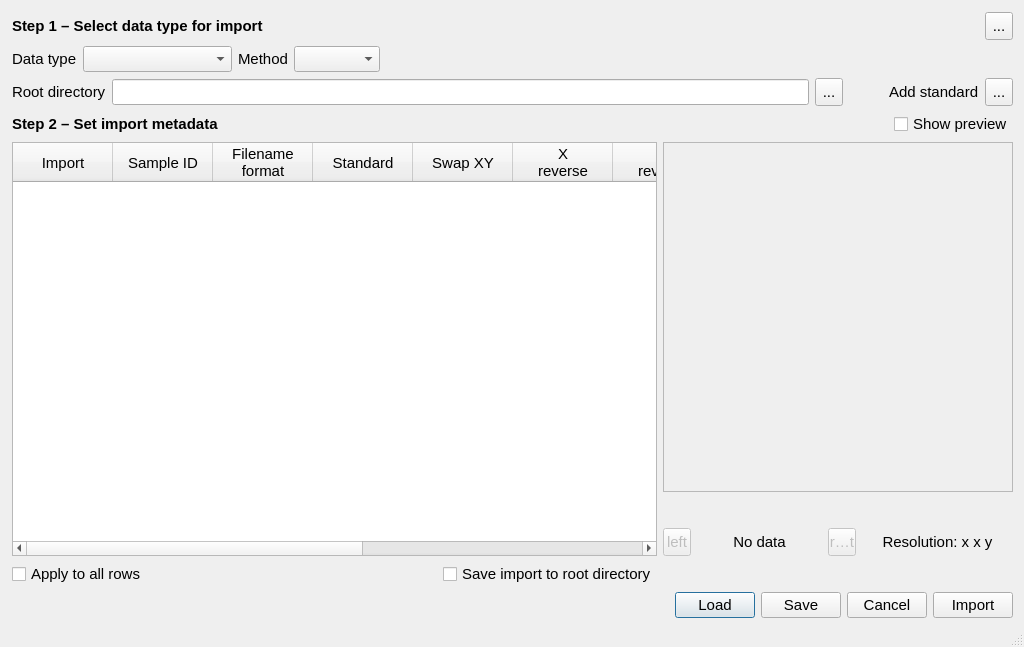
Qt form designer/ImportDialog.ui (dhasterok/LaserMapExplorer) before a commit.
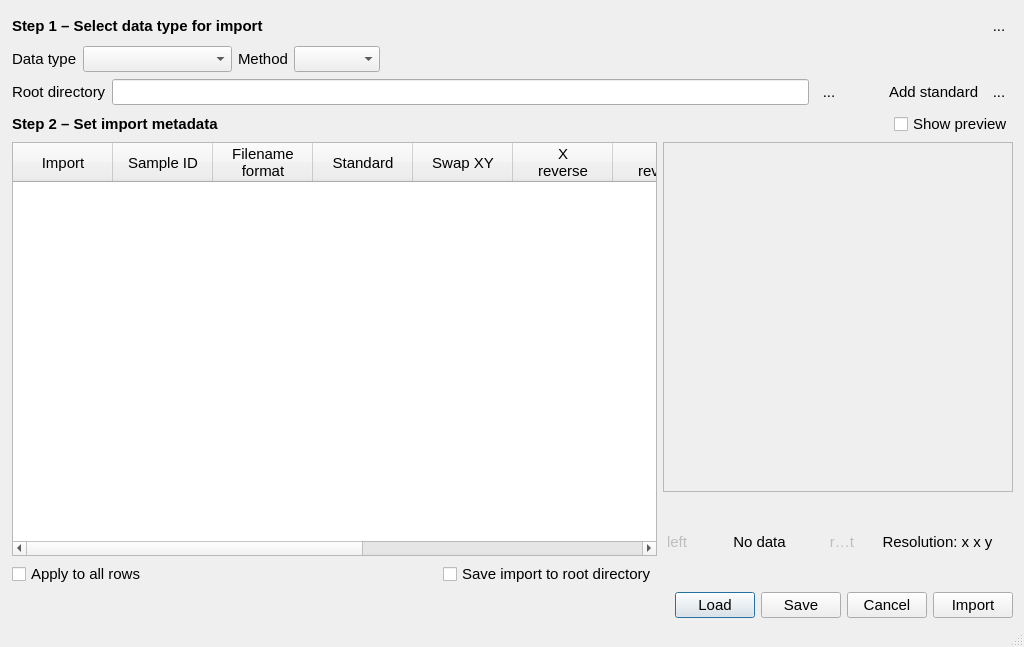
The same form after that commit. Icons and pictures are not drawn.

Commit message: removed button borders in import tool

```diff
--- a/designer/ImportDialog.ui
+++ b/designer/ImportDialog.ui
@@ -92,6 +92,9 @@
           <height>28</height>
          </size>
         </property>
+        <property name="styleSheet">
+         <string notr="true">border : none;</string>
+        </property>
         <property name="text">
          <string>...</string>
         </property>
@@ -101,8 +104,8 @@
         </property>
         <property name="iconSize">
          <size>
-          <width>20</width>
-          <height>20</height>
+          <width>24</width>
+          <height>24</height>
          </size>
         </property>
        </widget>
@@ -220,6 +223,9 @@
         <property name="toolTip">
          <string>Open directory</string>
         </property>
+        <property name="styleSheet">
+         <string notr="true">border : none;</string>
+        </property>
         <property name="text">
          <string>...</string>
         </property>
@@ -229,8 +235,8 @@
         </property>
         <property name="iconSize">
          <size>
-          <width>20</width>
-          <height>20</height>
+          <width>24</width>
+          <height>24</height>
          </size>
         </property>
        </widget>
@@ -272,6 +278,9 @@
           <height>28</height>
          </size>
         </property>
+        <property name="styleSheet">
+         <string notr="true">border : none;</string>
+        </property>
         <property name="text">
          <string>...</string>
         </property>
@@ -281,8 +290,8 @@
         </property>
         <property name="iconSize">
          <size>
-          <width>18</width>
-          <height>18</height>
+          <width>24</width>
+          <height>24</height>
          </size>
         </property>
        </widget>
@@ -489,6 +498,9 @@
               <height>28</height>
              </size>
             </property>
+            <property name="styleSheet">
+             <string notr="true">border : none;</string>
+            </property>
             <property name="text">
              <string>left</string>
             </property>
@@ -498,8 +510,8 @@
             </property>
             <property name="iconSize">
              <size>
-              <width>20</width>
-              <height>20</height>
+              <width>24</width>
+              <height>24</height>
              </size>
             </property>
            </widget>
@@ -543,6 +555,9 @@
               <height>28</height>
              </size>
             </property>
+            <property name="styleSheet">
+             <string notr="true">border : none;</string>
+            </property>
             <property name="text">
              <string>right</string>
             </property>
@@ -552,8 +567,8 @@
             </property>
             <property name="iconSize">
              <size>
-              <width>20</width>
-              <height>20</height>
+              <width>24</width>
+              <height>24</height>
              </size>
             </property>
            </widget>
```
The commit also changes 1 other file.
